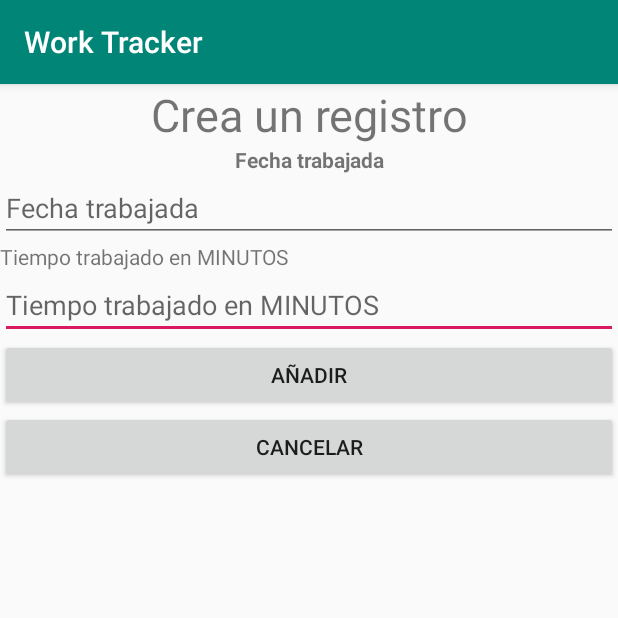
After one commit to GrayJacketStudios/worktracker, an Android app: the CreateRegistro screen opened directly, with no data from a screen before it, on a phone screen of 412 x 824 dp, the top half of it. The commit adds this screen. Run offline under Robolectric (Android 15) with nearby library versions, the phone set to English and light mode, and no system bars.

Commit message:
Se termina la funcionalidad de crear registros a sus respectivos trabajos, con cuenta de minutos hora

```diff
--- a/app/src/main/AndroidManifest.xml
+++ b/app/src/main/AndroidManifest.xml
@@ -9,7 +9,9 @@
         android:roundIcon="@mipmap/ic_launcher_round"
         android:supportsRtl="true"
         android:theme="@style/AppTheme">
-        <activity android:name=".registros.RegistrosList"></activity>
+        <activity android:name=".trabajos.CreateTrabajo"></activity>
+        <activity android:name=".registros.CreateRegistro" />
+        <activity android:name=".registros.RegistrosList" />
         <activity android:name=".trabajos.TrabajosList" />
         <activity android:name=".MainActivity">
             <intent-filter>
--- /dev/null
+++ b/app/src/main/java/sebastian/cl/worktracker/registros/CreateRegistro.java
@@ -0,0 +1,88 @@
+package sebastian.cl.worktracker.registros;
+
+import androidx.appcompat.app.AppCompatActivity;
+
+import android.app.DatePickerDialog;
+import android.os.Bundle;
+import android.view.View;
+import android.widget.DatePicker;
+import android.widget.EditText;
+
+import java.time.Instant;
+import java.time.ZoneId;
+import java.time.format.DateTimeFormatter;
+
+import sebastian.cl.worktracker.R;
+import sebastian.cl.worktracker.helpers.DatePickerFragment;
+import sebastian.cl.worktracker.helpers.SingletonListas;
+
+public class CreateRegistro extends AppCompatActivity {
+    EditText etFechaTrabajo;
+    int trabajoID;
+
+    DateTimeFormatter formatter = DateTimeFormatter.ofPattern("dd-MM-yyyy")
+            .withZone(ZoneId.systemDefault());
+
+    @Override
+    protected void onCreate(Bundle savedInstanceState) {
+        super.onCreate(savedInstanceState);
+        setContentView(R.layout.activity_create_registro);
+
+        trabajoID = (Integer)getIntent().getIntExtra("trabajoId",0);
+
+        etFechaTrabajo = (EditText) findViewById(R.id.ETFechaTrabajada);
+
+        etFechaTrabajo.setOnClickListener(new View.OnClickListener() {
+            @Override
+            public void onClick(View view) {
+                switch (view.getId()){
+                    case R.id.ETFechaTrabajada:
+                        showDatePickerDialog();
+                        break;
+                }
+            }
+        });
+    }
+
+
+    private void showDatePickerDialog() {
+        DatePickerFragment newFragment = DatePickerFragment.newInstance(new DatePickerDialog.OnDateSetListener() {
+            @Override
+            public void onDateSet(DatePicker datePicker, int year, int month, int day) {
+                // +1 because January is zero
+                final String selectedDate = day + "-" + (month+1) + "-" + year;
+                etFechaTrabajo.setText(selectedDate);
+            }
+        });
+
+        newFragment.show(getSupportFragmentManager(), "datePicker");
+    }
+
+
+    public void addRegistro(View view){
+        EditText fechaEditText = (EditText) findViewById(R.id.ETFechaTrabajada);
+        EditText tiempoEditText = (EditText) findViewById(R.id.ETTiempoTrabajado);
+        Registro regi = new Registro(
+                (SingletonListas.getInstance().registroList.size()+1),
+                trabajoID,
+                formatter.format(Instant.now())
+                ,
+                //"05-10-2019",
+                fechaEditText.getText().toString(),
+                Integer.parseInt(tiempoEditText.getText().toString())
+        );
+
+        SingletonListas.getInstance().registroList.add(regi);
+        setResult(RESULT_OK);
+        finish();
+
+
+    }
+
+    public void OnCancelar(View view){
+
+        setResult(RESULT_CANCELED);
+        finish();
+    }
+
+}
--- a/app/src/main/java/sebastian/cl/worktracker/registros/RegistrosListAdapter.java
+++ b/app/src/main/java/sebastian/cl/worktracker/registros/RegistrosListAdapter.java
@@ -38,7 +38,7 @@ public class RegistrosListAdapter extends ArrayAdapter<Registro> {
 
         Registro registro = registroList.get(position);
 
-        textViewTiempo.setText(registro.getHoras_trabajadas()+" minutos");
+        textViewTiempo.setText("Tiempo trabajado: "+registro.minutosAHorasMinuto(registro.getHoras_trabajadas()));
         textViewCreado.setText("Creada el: "+registro.getF_creacion());
         textViewActu.setText("Actualizada el: "+registro.getF_actualizacion());
         textViewTrabajado.setText("Trabajado el: "+registro.getF_trabajo());
--- /dev/null
+++ b/app/src/main/res/layout/activity_create_registro.xml
@@ -0,0 +1,64 @@
+<?xml version="1.0" encoding="utf-8"?>
+<LinearLayout xmlns:android="http://schemas.android.com/apk/res/android"
+    xmlns:app="http://schemas.android.com/apk/res-auto"
+    xmlns:tools="http://schemas.android.com/tools"
+    android:layout_width="match_parent"
+    android:layout_height="match_parent"
+    android:orientation="vertical"
+    tools:context=".registros.CreateRegistro">
+
+    <TextView
+        android:id="@+id/txtTitulo"
+        android:layout_width="match_parent"
+        android:layout_height="wrap_content"
+        android:text="@string/tituloCreaRegistro"
+        android:textAlignment="center"
+        android:textSize="30sp" />
+
+    <TextView
+        android:layout_width="match_parent"
+        android:layout_height="wrap_content"
+        android:text="@string/ETFechaTrabajada"
+        android:textAlignment="center"
+        android:textStyle="bold" />
+    <EditText
+        android:id="@+id/ETFechaTrabajada"
+        android:layout_width="match_parent"
+        android:layout_height="wrap_content"
+        android:hint="@string/ETFechaTrabajada"
+        android:inputType="date"
+        android:focusable="false"
+        android:clickable="true"
+        android:maxLines="1"
+        />
+
+    <TextView
+        android:id="@+id/txtCRTiempo"
+        android:layout_width="match_parent"
+        android:layout_height="wrap_content"
+        android:text="@string/txtCRTiempo" />
+
+    <EditText
+        android:id="@+id/ETTiempoTrabajado"
+        android:layout_width="match_parent"
+        android:layout_height="wrap_content"
+        android:ems="10"
+        android:hint="@string/txtCRTiempo"
+        android:inputType="numberDecimal" />
+
+    <Button
+        android:id="@+id/btnCRAceptar"
+        android:layout_width="match_parent"
+        android:layout_height="wrap_content"
+        android:onClick="addRegistro"
+        android:text="@string/btnAnadir" />
+
+    <Button
+        android:id="@+id/btnCancelarCR"
+        android:layout_width="match_parent"
+        android:layout_height="wrap_content"
+        android:onClick="OnCancelar"
+        android:text="@string/btnCancelar" />
+
+
+</LinearLayout>
--- a/app/src/main/res/values/strings.xml
+++ b/app/src/main/res/values/strings.xml
@@ -2,6 +2,8 @@
     <string name="app_name">Work Tracker</string>
     <string name="desc_logo">Logo app provisorio</string>
 
+    <string name="btnAnadir">Añadir</string>
+    <string name="btnCancelar">Cancelar</string>
 
     <string name="usuario">Usuario</string>
     <string name="password">Contraseña</string>
@@ -17,5 +19,13 @@
 
     <string name="btnEdit">Editar</string>
 
+    <string name="tituloCreaRegistro">Crea un registro</string>
+    <string name="tituloCreaTrabajo">Crea un trabajo o proyecto</string>
+
+    <string name="tTotal">Tiempo total: </string>
+
+    <string name="ETFechaTrabajada">Fecha trabajada</string>
+    <string name="ETTiempoTrabajado">Tiempo trabajado</string>
+    <string name="txtCRTiempo">Tiempo trabajado en MINUTOS</string>
 
 </resources>
```
Also changed, not shown: app/src/main/java/sebastian/cl/worktracker/helpers/DatePickerFragment.java (added, +38 -0 lines), app/src/main/java/sebastian/cl/worktracker/helpers/SingletonListas.java (added, +37 -0 lines), app/src/main/java/sebastian/cl/worktracker/registros/Registro.java (+11 -4 lines), app/src/main/java/sebastian/cl/worktracker/registros/RegistrosList.java (+37 -18 lines), app/src/main/java/sebastian/cl/worktracker/trabajos/CreateTrabajo.java (added, +16 -0 lines), app/src/main/java/sebastian/cl/worktracker/trabajos/TrabajosList.java (+7 -12 lines), app/src/main/res/layout/activity_create_trabajo.xml (added, +22 -0 lines), app/src/main/res/layout/activity_registros_list.xml (+41 -4 lines).
